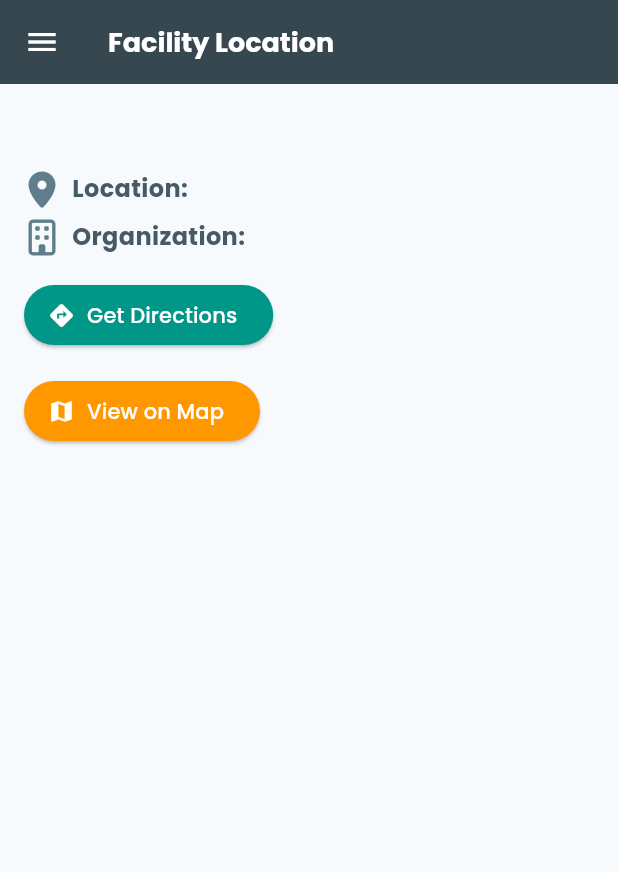
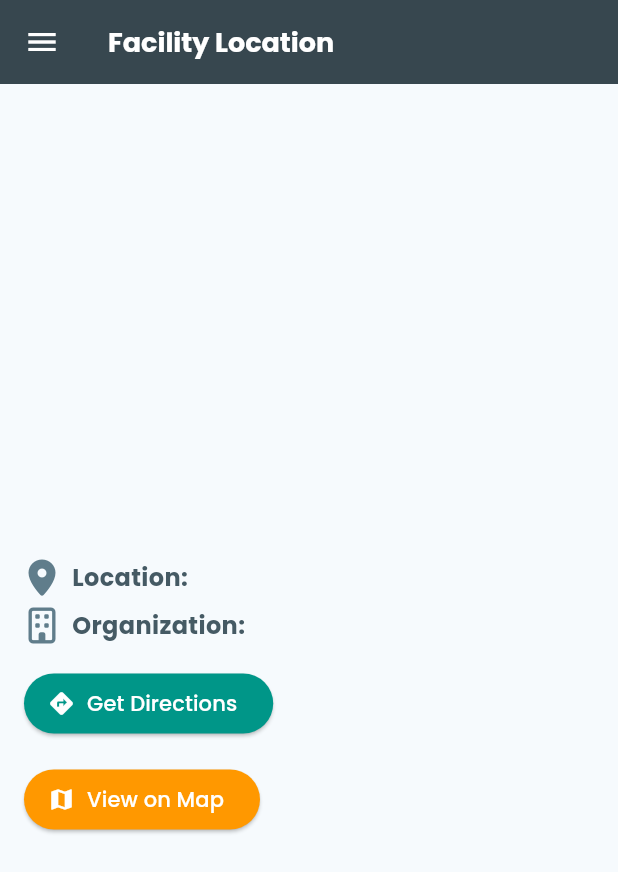
Before and after one commit to DeveloperJVKenya/NyumbaSmart, a Flutter app: the LocationsScreen widget shown alone on an empty page, opened directly with empty values, on a phone screen of 412 x 824 dp. Shown: the top 872 px of the screen. Run offline on Flutter 3.47's test engine with Material 3 defaults, Android fonts, the phone set to English and light mode, and no system bars; our stand-ins replace audioplayers, carousel_slider, cloud_firestore, dio, file_picker, firebase_auth and 19 more; missing offline and left inert: flutter_pdfview, pointycastle, workmanager; accounts and stored records are empty; generated files the repository leaves out were written again; statements that could not run were skipped.

Commit message:
Better display in Locations screen

```diff
--- a/lib/display screens/locations_screen.dart
+++ b/lib/display screens/locations_screen.dart
@@ -123,28 +123,38 @@ class _LocationsScreenState extends State<LocationsScreen> {
       return Center(child: Text('Facility details not available', style: GoogleFonts.poppins()));
     }
 
-    return Padding(
+    return Center( // Center the entire content
+      child: Padding(
         padding: const EdgeInsets.all(16.0),
+        child: ConstrainedBox(
+          constraints: const BoxConstraints(maxWidth: 600),
           child: Column(
             crossAxisAlignment: CrossAxisAlignment.start,
+            mainAxisSize: MainAxisSize.min,
             children: [
-          Text(
+              Center( // Center the title
+                child: Text(
                   _facility!.name,
                   style: GoogleFonts.poppins(fontSize: 24, fontWeight: FontWeight.bold),
+                  textAlign: TextAlign.center,
                 ),
-          const SizedBox(height: 8),
+              ),
+              const SizedBox(height: 16),
               Row(
                 children: [
-              const Icon(FontAwesomeIcons.mapMarkerAlt, color: Colors.blueGrey),
+                  const Icon(FontAwesomeIcons.locationDot, color: Colors.blueGrey),
                   const SizedBox(width: 8),
                   Text(
                     'Location:',
                     style: GoogleFonts.poppins(fontSize: 16, fontWeight: FontWeight.bold, color: Colors.blueGrey[700]),
                   ),
                   const SizedBox(width: 8),
-              Text(
+                  Expanded( // Use Expanded to fill available space
+                    child: Text(
                       _facility!.location,
                       style: GoogleFonts.poppins(fontSize: 16),
+                      overflow: TextOverflow.ellipsis, // Handle overflow
+                    ),
                   ),
                 ],
               ),
@@ -158,9 +168,12 @@ class _LocationsScreenState extends State<LocationsScreen> {
                     style: GoogleFonts.poppins(fontSize: 16, fontWeight: FontWeight.bold, color: Colors.blueGrey[700]),
                   ),
                   const SizedBox(width: 8),
-              Text(
+                  Expanded( // Use Expanded to fill available space
+                    child: Text(
                       _facility!.organization, // Assuming organization is a field in Facility
                       style: GoogleFonts.poppins(fontSize: 16),
+                      overflow: TextOverflow.ellipsis, // Handle overflow
+                    ),
                   ),
                 ],
               ),
@@ -191,6 +204,8 @@ class _LocationsScreenState extends State<LocationsScreen> {
               ),
             ],
           ),
+        ),
+      ),
     );
   }
 }
--- a/lib/widgets/responsive_screen_wrapper.dart
+++ b/lib/widgets/responsive_screen_wrapper.dart
@@ -509,13 +509,13 @@ class _ResponsiveScreenWrapperState extends State<ResponsiveScreenWrapper> {
         'Scope of Work',
         'Preventive Maintenance',
         'Reports',
-        'Price Lists',
+        //'Price Lists',
         'Work on Request',
         'Work Orders',
-        'Equipment Supplied',
-        'Inventory and Parts',
-        'Vendors',
-        'KPIs',
+        //'Equipment Supplied',
+        //'Inventory and Parts',
+        //'Vendors',
+        //'KPIs',
         'Billing',
         'Report',
         'Settings'
@@ -527,11 +527,11 @@ class _ResponsiveScreenWrapperState extends State<ResponsiveScreenWrapper> {
         'Preventive Maintenance',
         'Scope of Work',
         'Reports',
-        'Price Lists',
+        //'Price Lists',
         'Work on Request',
         'Work Orders',
-        'Equipment Supplied',
-        'Inventory and Parts',
+        //'Equipment Supplied',
+        //'Inventory and Parts',
         'Billing',
         'Report',
         'Settings'
```
Lines whose indentation alone changed are shown as unchanged.
